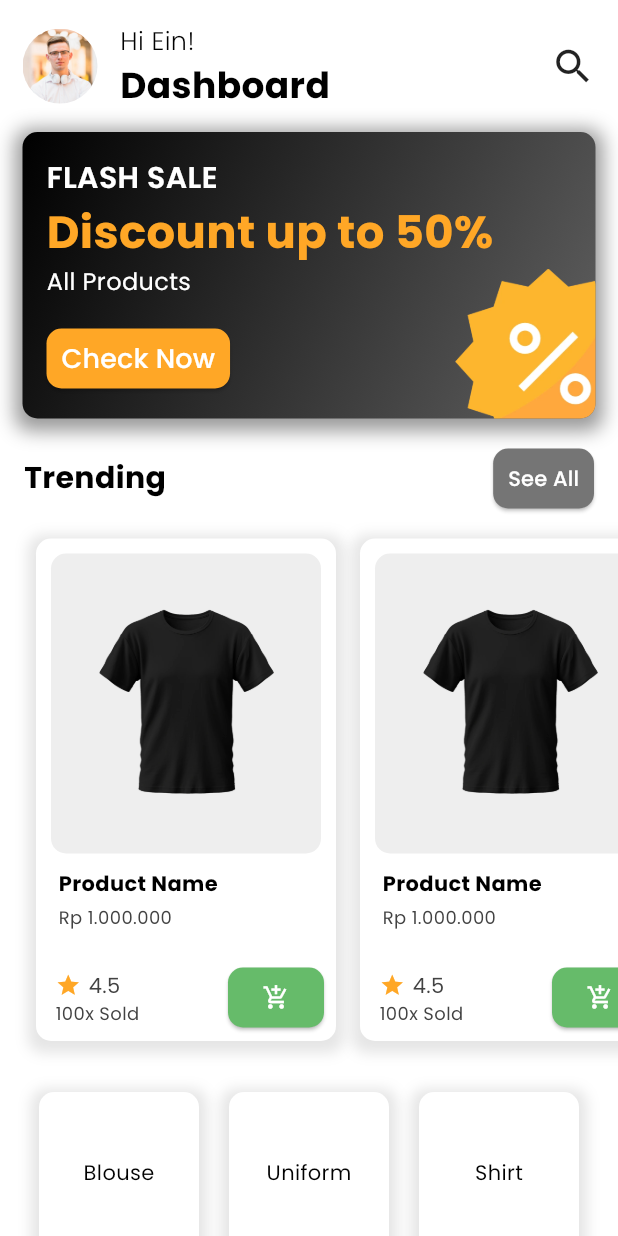
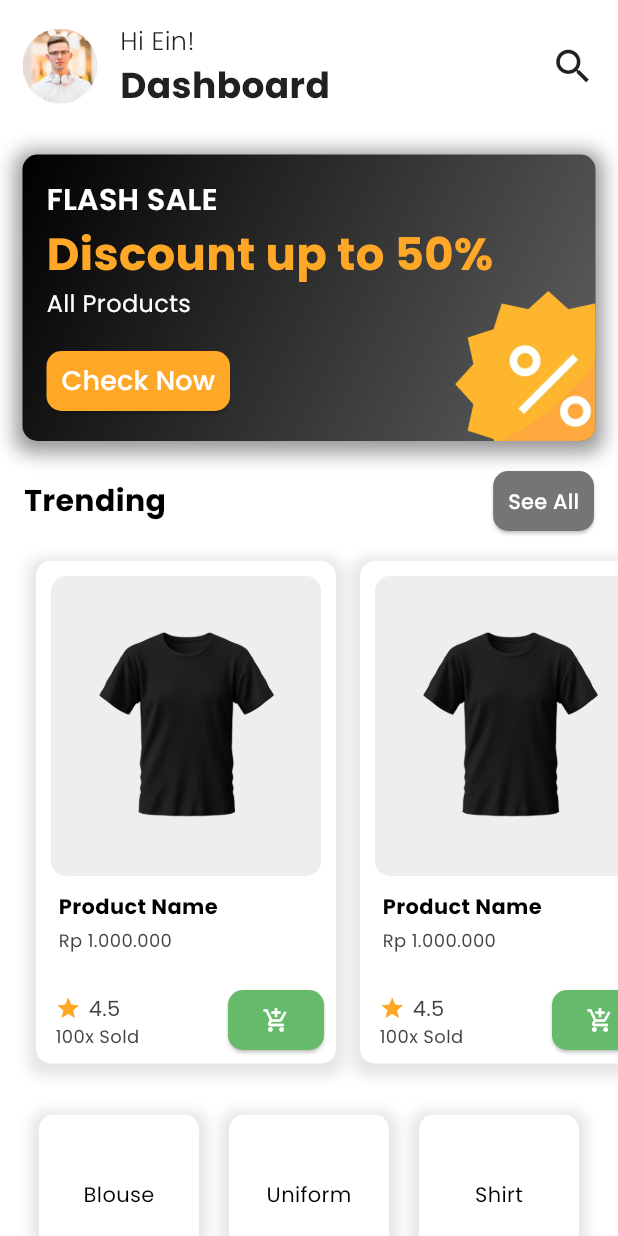
Before and after one commit to yahyapoernama/Ein-Ecommerce, a Flutter app: the DashboardPage screen opened directly, on a phone screen of 412 x 824 dp. Run offline on Flutter 3.47's test engine with Material 3 defaults, Android fonts, the phone set to English and light mode, and no system bars; drawn by our look-alikes of liquid_pull_to_refresh; our stand-ins replace dio, equatable, flutter_bloc, hive_flutter, roundcheckbox, toastification; accounts and stored records are empty.

Commit message:
style: Revert LiquidPullToRefresh to RefreshIndicator

```diff
--- a/lib/screens/dashboard_screen.dart
+++ b/lib/screens/dashboard_screen.dart
@@ -1,7 +1,7 @@
 import 'package:ein_ecommerce/components/buttons/primary_button.dart';
+import 'package:ein_ecommerce/constants/app_colors.dart';
 import 'package:ein_ecommerce/screens/search_screen.dart';
 import 'package:flutter/material.dart';
-import 'package:liquid_pull_to_refresh/liquid_pull_to_refresh.dart';
 
 class DashboardPage extends StatefulWidget {
   const DashboardPage({super.key});
@@ -17,21 +17,20 @@ class _DashboardPageState extends State<DashboardPage> with AutomaticKeepAliveCl
   @override
   Widget build(BuildContext context) {
     super.build(context);
-    return LiquidPullToRefresh(
+    return RefreshIndicator(
       onRefresh: () async {
         await Future.delayed(const Duration(seconds: 1));
       },
-      color: Colors.orange[600],
+      color: AppColors.primary,
       backgroundColor: Colors.white,
-      showChildOpacityTransition: false,
-      animSpeedFactor: 4,
       child: Scaffold(
         body: SingleChildScrollView(
           physics: const AlwaysScrollableScrollPhysics(),
           child: Column(
             children: [
-              Padding(
+              Container(
                 padding: const EdgeInsets.all(15.0),
+                margin: const EdgeInsets.only(bottom: 15.0),
                 child: Row(
                   mainAxisAlignment: MainAxisAlignment.spaceBetween,
                   crossAxisAlignment: CrossAxisAlignment.center,
@@ -59,7 +58,7 @@ class _DashboardPageState extends State<DashboardPage> with AutomaticKeepAliveCl
                             ),
                           ),
                           const SizedBox(width: 15),
-                          const Column(
+                          Column(
                             crossAxisAlignment: CrossAxisAlignment.start,
                             children: [
                               Text(
@@ -67,6 +66,7 @@ class _DashboardPageState extends State<DashboardPage> with AutomaticKeepAliveCl
                                 style: TextStyle(
                                   fontSize: 17,
                                   fontWeight: FontWeight.w300,
+                                  color: AppColors.primary,
                                 ),
                               ),
                               Text(
@@ -74,6 +74,7 @@ class _DashboardPageState extends State<DashboardPage> with AutomaticKeepAliveCl
                                 style: TextStyle(
                                   fontSize: 24,
                                   fontWeight: FontWeight.bold,
+                                  color: AppColors.primary,
                                 ),
                               ),
                             ],
@@ -88,9 +89,10 @@ class _DashboardPageState extends State<DashboardPage> with AutomaticKeepAliveCl
                           delegate: SearchScreenDelegate(),
                         );
                       },
-                      child: const Icon(
+                      child: Icon(
                         Icons.search,
                         size: 30,
+                        color: AppColors.primary,
                       ),
                     ),
                   ],
--- a/pubspec.yaml
+++ b/pubspec.yaml
@@ -37,7 +37,6 @@ dependencies:
   hive_flutter: ^1.1.0
   toastification: ^2.3.0
   roundcheckbox: ^2.0.5
-  liquid_pull_to_refresh: ^3.0.0
 
   # The following adds the Cupertino Icons font to your application.
   # Use with the CupertinoIcons class for iOS style icons.
```
Also changed, not shown: pubspec.lock.
